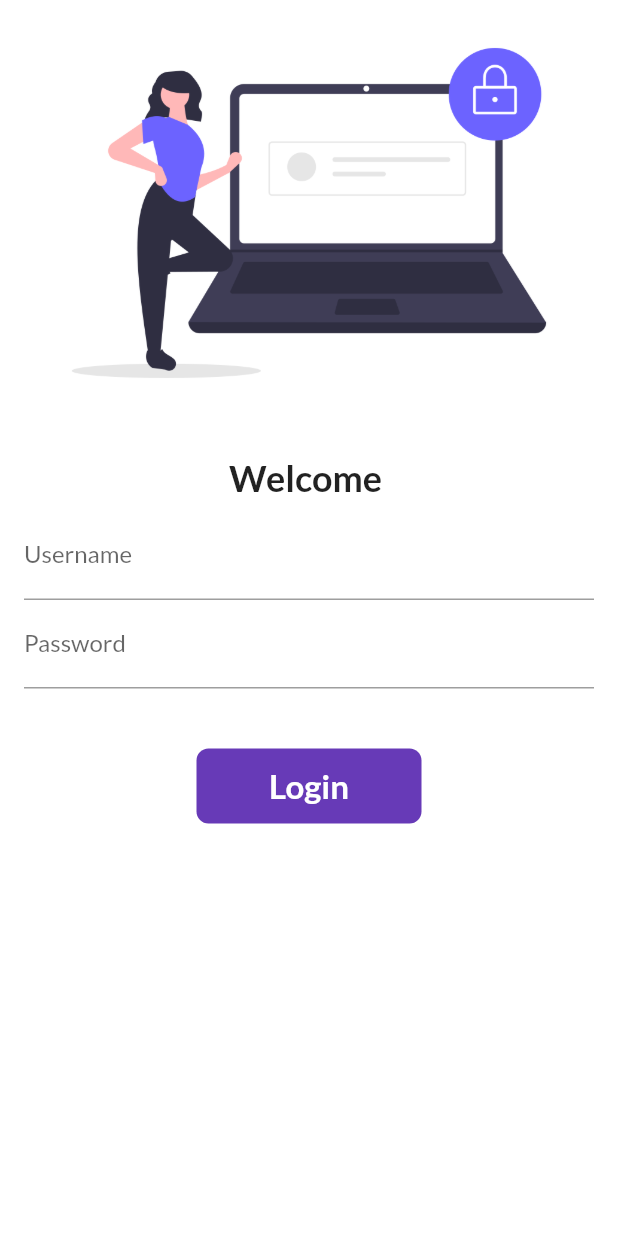
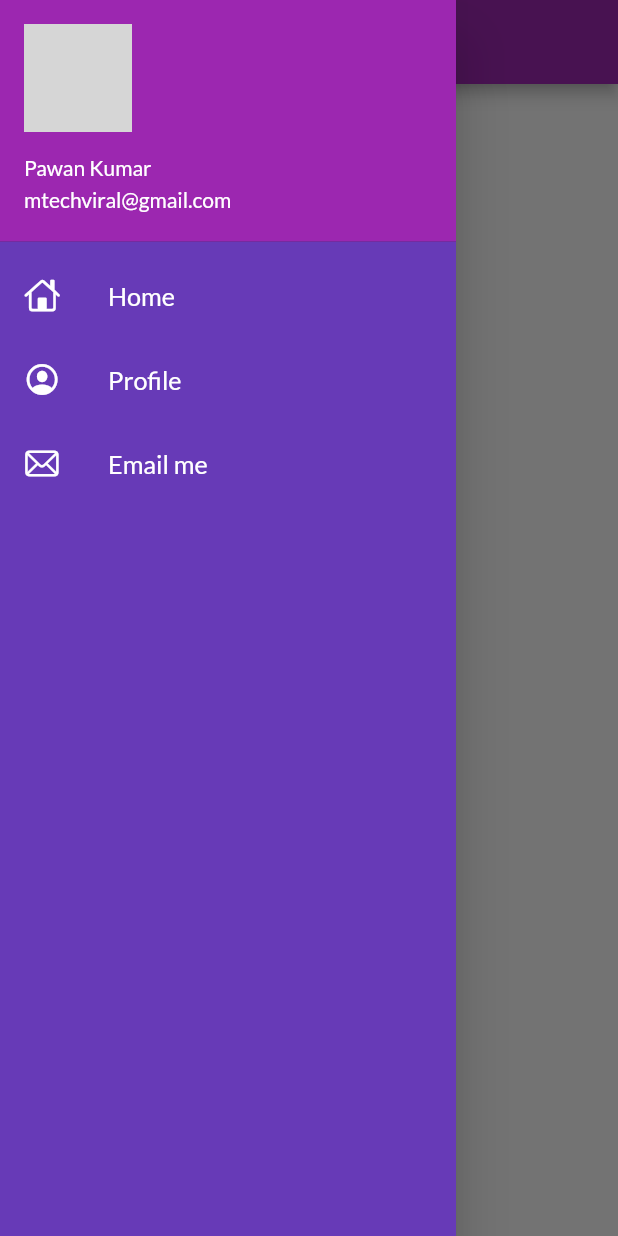
Before and after one commit to Nishant5789/Learning_fluttter, a Flutter app: the screen it shows after launch, with the side drawer open (before the commit the screen has no drawer), on a phone screen of 412 x 824 dp. Run offline on Flutter 3.47's test engine with Material 2 defaults, Android fonts, the phone set to English and light mode, and no system bars; our stand-ins replace google_fonts; network calls fail; grey boxes are pictures that could not be loaded.

Commit message:
material Drawer

```diff
--- a/lib/main.dart
+++ b/lib/main.dart
@@ -35,7 +35,7 @@ class MyApp extends StatelessWidget {
       // home: Homepage(),
       // either you specifed home properties of material or any page with path "/" in routes
 
-      initialRoute: MyRoutes.loginRoute,
+      initialRoute: MyRoutes.homeRoute,
 
       routes: {
         MyRoutes.homeRoute: (context) => Homepage(),
--- a/lib/pages/home_dart.dart
+++ b/lib/pages/home_dart.dart
@@ -1,4 +1,7 @@
 import 'package:flutter/material.dart';
+
+import '../widgets/drawer.dart';
+
 
 class Homepage extends StatelessWidget {
   const Homepage({super.key});
@@ -17,7 +20,7 @@ class Homepage extends StatelessWidget {
           child: Text("Welcome to 31 day flutter"),
         ),
       ),
-      drawer: Drawer(),
+      drawer: MyDrawer(),
     );
   }
 }
--- a/lib/pages/login_dart.dart
+++ b/lib/pages/login_dart.dart
@@ -108,7 +108,6 @@ class _LoginpageState extends State<Loginpage> {
                           width: changebutton ? 50:150,
                           height: 50,
                           alignment: Alignment.center,
-                          // color: Colors.deepPurple,
                           child: changebutton ? const Icon(
                             Icons.done,
                             color: Colors.white,
--- /dev/null
+++ b/lib/widgets/drawer.dart
@@ -0,0 +1,70 @@
+import 'package:flutter/cupertino.dart';
+import 'package:flutter/material.dart';
+
+class MyDrawer extends StatelessWidget {
+  @override
+  Widget build(BuildContext context) {
+    final imageUrl =
+        "https://avatars.githubusercontent.com/u/12619420?s=460&u=26db98cbde1dd34c7c67b85c240505a436b2c36d&v=4";
+    return Drawer(
+      child: Container(
+        color: Colors.deepPurple,
+        child: ListView(
+          padding: EdgeInsets.zero,
+          children: [
+            DrawerHeader(
+              padding: EdgeInsets.zero,
+              child: UserAccountsDrawerHeader(
+                margin: EdgeInsets.zero,
+                accountName: Text("Pawan Kumar"),
+                accountEmail: Text("mtechviral@gmail.com"),
+                currentAccountPicture: CircleAvatar(
+                  backgroundImage: NetworkImage(imageUrl),
+                ),
+              ),
+            ),
+            const ListTile(
+              leading: Icon(
+                CupertinoIcons.home,
+                color: Colors.white,
+              ),
+              title: Text(
+                "Home",
+                textScaleFactor: 1.2,
+                style: TextStyle(
+                  color: Colors.white,
+                ),
+              ),
+            ),
+            const ListTile(
+              leading: Icon(
+                CupertinoIcons.profile_circled,
+                color: Colors.white,
+              ),
+              title: Text(
+                "Profile",
+                textScaleFactor: 1.2,
+                style: TextStyle(
+                  color: Colors.white,
+                ),
+              ),
+            ),
+            const ListTile(
+              leading: Icon(
+                CupertinoIcons.mail,
+                color: Colors.white,
+              ),
+              title: Text(
+                "Email me",
+                textScaleFactor: 1.2,
+                style: TextStyle(
+                  color: Colors.white,
+                ),
+              ),
+            )
+          ],
+        ),
+      ),
+    );
+  }
+}
```
